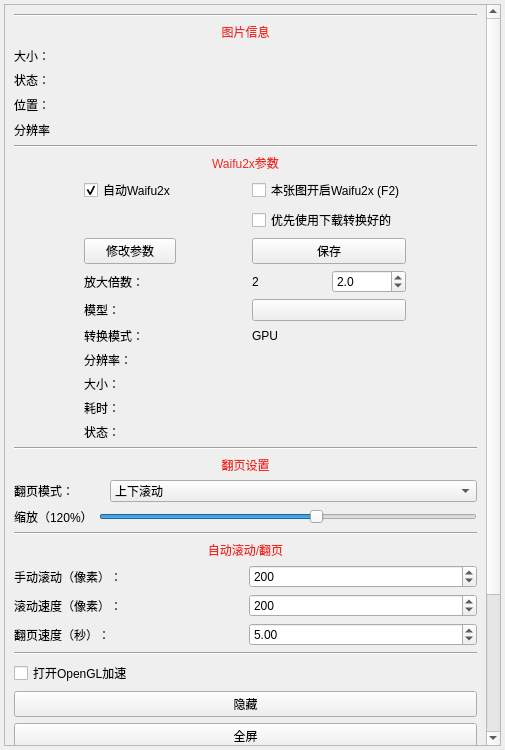
First picture: the form in ui/component/ui_read_tool.ui, repository tonquer/picacg-qt, before the edit.
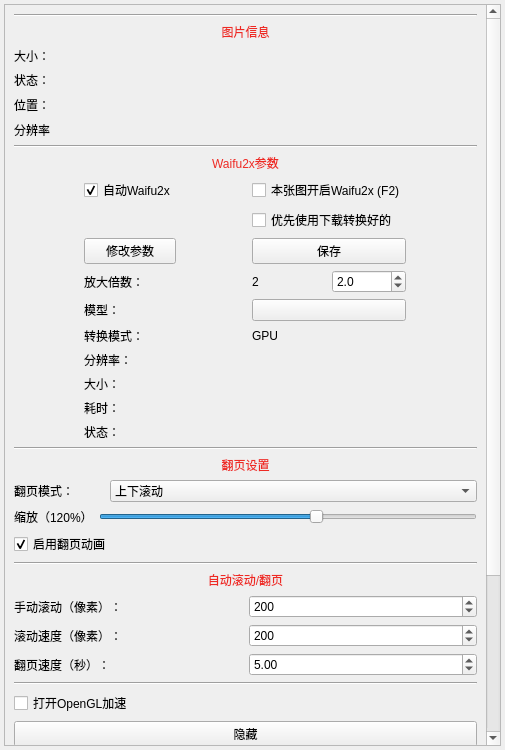
Second picture: the form after the edit. Custom widgets are drawn as their Qt base class.

Commit message: 新增切页动画开关，修复双页点击可能不能跳下一章

Patch:
```diff
--- a/ui/component/ui_read_tool.ui
+++ b/ui/component/ui_read_tool.ui
@@ -43,7 +43,7 @@
         <x>0</x>
         <y>0</y>
         <width>483</width>
-        <height>906</height>
+        <height>932</height>
        </rect>
       </property>
       <layout class="QVBoxLayout" name="verticalLayout_2">
@@ -513,6 +513,16 @@
            </item>
           </layout>
          </item>
+         <item>
+          <widget class="QCheckBox" name="animeBox">
+           <property name="text">
+            <string>启用翻页动画</string>
+           </property>
+           <property name="checked">
+            <bool>true</bool>
+           </property>
+          </widget>
+         </item>
          <item>
           <widget class="Line" name="line_3">
            <property name="orientation">
```
The commit also changes 4 other files.
